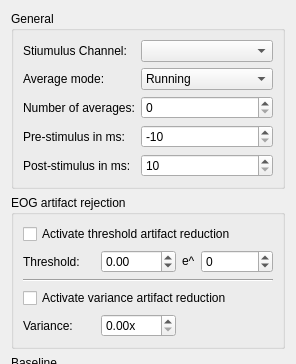
Before: the Qt Designer form libraries/disp/viewers/formfiles/averagingsettingsview.ui in mne-tools/mne-cpp, drawn with Qt 5; both pictures show x 0 to 296 and y 0 to 364 of the 296 by 525 pixel window.
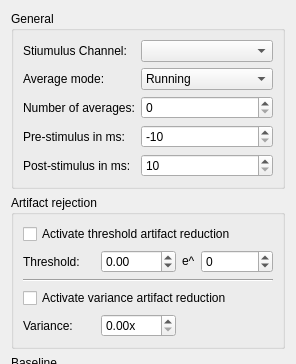
After: the same form once the commit is applied.

Commit message: [SC-170] Add artifact rejection to epoch data list

Diff of the .ui file:
```diff
--- a/libraries/disp/viewers/formfiles/averagingsettingsview.ui
+++ b/libraries/disp/viewers/formfiles/averagingsettingsview.ui
@@ -134,7 +134,7 @@
    <item row="1" column="0">
     <widget class="QGroupBox" name="groupBox_2">
      <property name="title">
-      <string>EOG artifact rejection</string>
+      <string>Artifact rejection</string>
      </property>
      <layout class="QGridLayout" name="gridLayout_2">
       <item row="1" column="1">
```
The commit also changes 6 other files.
